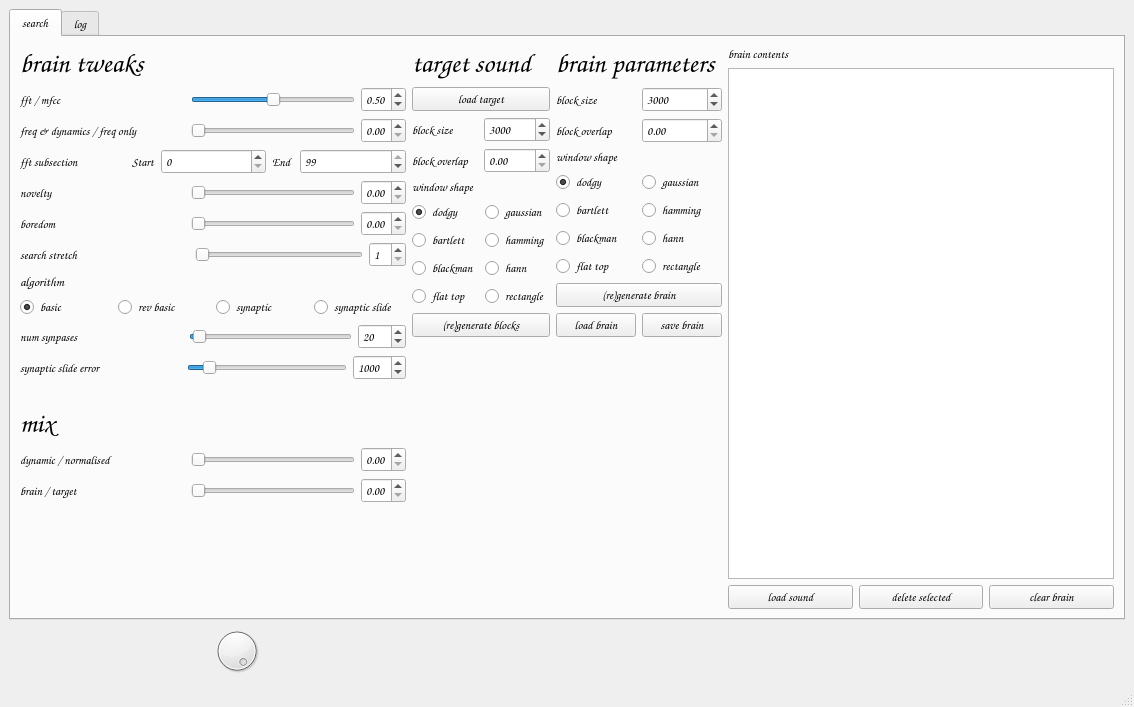
Before: the Qt Designer form samplebrain/interface/samplebrain.ui in aeiouaeiouaeiouaeiouaeiouaeiou/samplebrain, drawn with Qt 5.
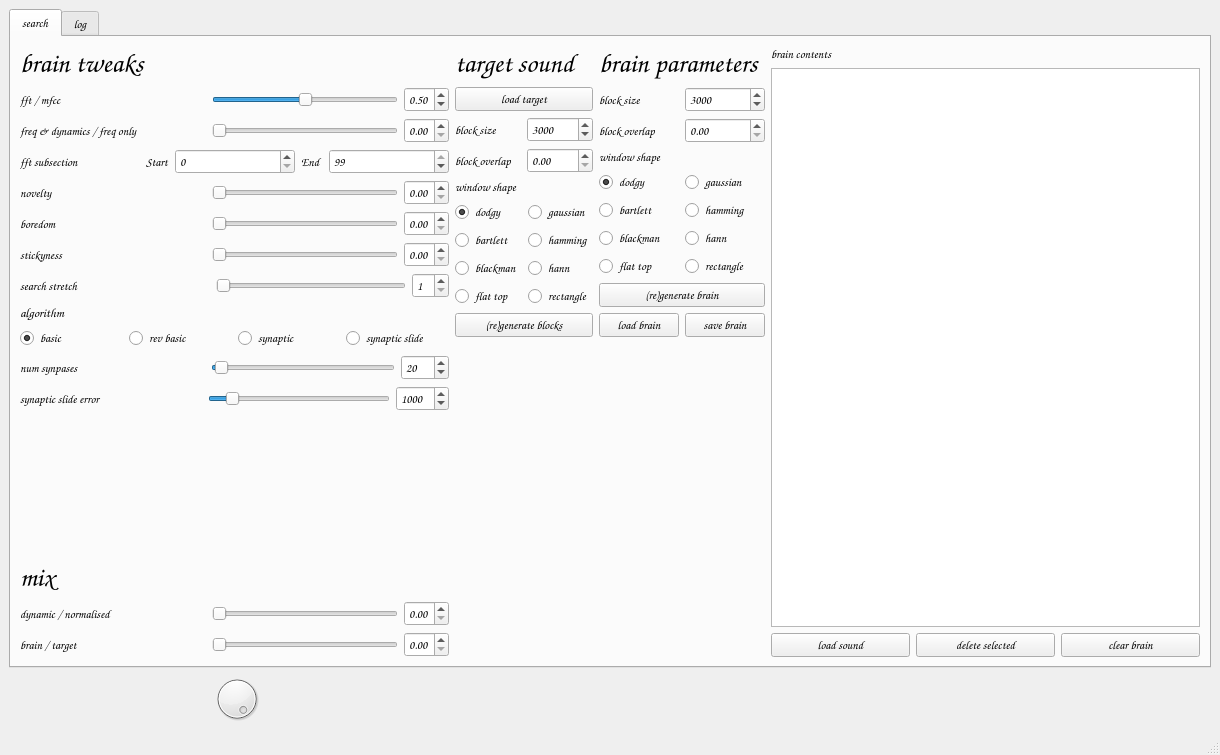
After: the same form once the commit is applied. Icons and pictures are not drawn.

Commit message: added stickyness and started being anal about compiler warnings

```diff
--- a/samplebrain/interface/samplebrain.ui
+++ b/samplebrain/interface/samplebrain.ui
@@ -6,8 +6,8 @@
    <rect>
     <x>0</x>
     <y>0</y>
-    <width>1134</width>
-    <height>707</height>
+    <width>1220</width>
+    <height>755</height>
    </rect>
   </property>
   <property name="windowTitle">
@@ -374,6 +374,69 @@
             </item>
            </layout>
           </item>
+          <item>
+           <layout class="QHBoxLayout" name="horizontalLayout_21">
+            <item>
+             <widget class="QLabel" name="label_30">
+              <property name="font">
+               <font>
+                <family>Comic Sans MS</family>
+                <pointsize>9</pointsize>
+                <weight>75</weight>
+                <bold>true</bold>
+               </font>
+              </property>
+              <property name="toolTip">
+               <string/>
+              </property>
+              <property name="text">
+               <string>stickyness</string>
+              </property>
+             </widget>
+            </item>
+            <item>
+             <widget class="QSlider" name="sliderStickyness">
+              <property name="sizePolicy">
+               <sizepolicy hsizetype="Preferred" vsizetype="Fixed">
+                <horstretch>0</horstretch>
+                <verstretch>0</verstretch>
+               </sizepolicy>
+              </property>
+              <property name="toolTip">
+               <string>how long it takes for the novelty to wear off</string>
+              </property>
+              <property name="maximum">
+               <number>100</number>
+              </property>
+              <property name="value">
+               <number>0</number>
+              </property>
+              <property name="orientation">
+               <enum>Qt::Horizontal</enum>
+              </property>
+             </widget>
+            </item>
+            <item>
+             <widget class="QDoubleSpinBox" name="doubleSpinBoxStickyness">
+              <property name="sizePolicy">
+               <sizepolicy hsizetype="Fixed" vsizetype="Fixed">
+                <horstretch>0</horstretch>
+                <verstretch>0</verstretch>
+               </sizepolicy>
+              </property>
+              <property name="maximum">
+               <double>1.000000000000000</double>
+              </property>
+              <property name="singleStep">
+               <double>0.010000000000000</double>
+              </property>
+              <property name="value">
+               <double>0.000000000000000</double>
+              </property>
+             </widget>
+            </item>
+           </layout>
+          </item>
           <item>
            <layout class="QHBoxLayout" name="horizontalLayout_19">
             <item>
@@ -671,6 +734,19 @@
             </property>
            </spacer>
           </item>
+          <item>
+           <spacer name="verticalSpacer_3">
+            <property name="orientation">
+             <enum>Qt::Vertical</enum>
+            </property>
+            <property name="sizeHint" stdset="0">
+             <size>
+              <width>240</width>
+              <height>574</height>
+             </size>
+            </property>
+           </spacer>
+          </item>
           <item>
            <widget class="QLabel" name="label_23">
             <property name="font">
@@ -803,19 +879,6 @@
             </item>
            </layout>
           </item>
-          <item>
-           <spacer name="verticalSpacer_3">
-            <property name="orientation">
-             <enum>Qt::Vertical</enum>
-            </property>
-            <property name="sizeHint" stdset="0">
-             <size>
-              <width>20</width>
-              <height>40</height>
-             </size>
-            </property>
-           </spacer>
-          </item>
          </layout>
         </item>
         <item>
```
Left out of the diff: 36 changed lines with no effect on the pictures. The commit also changes 13 other files.
